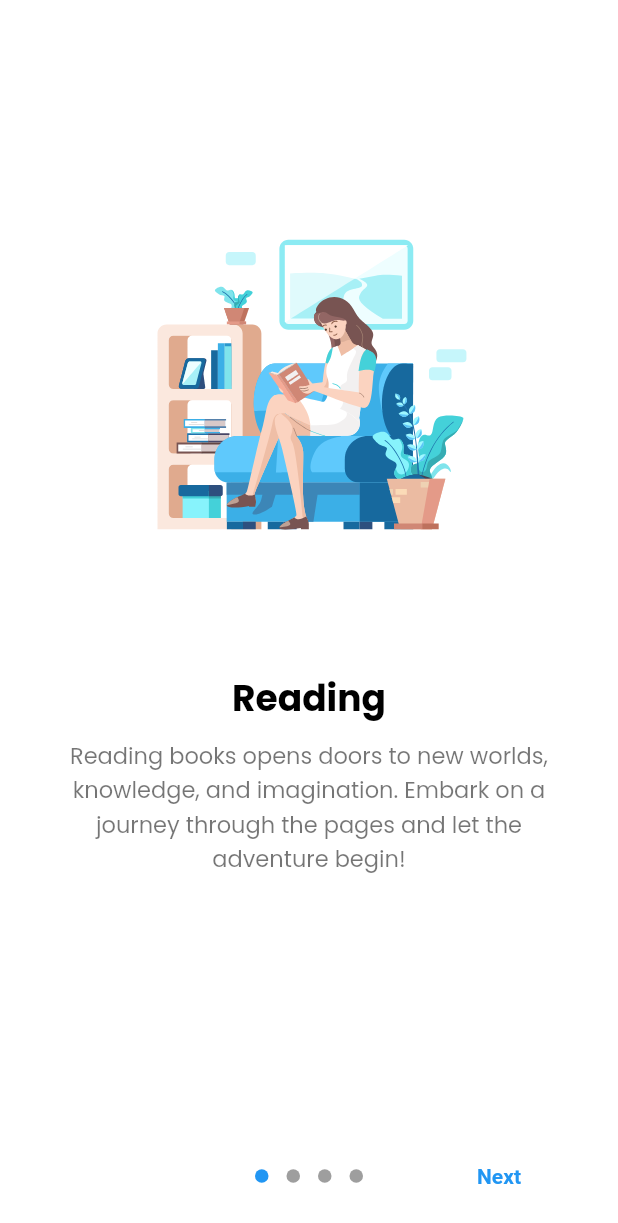
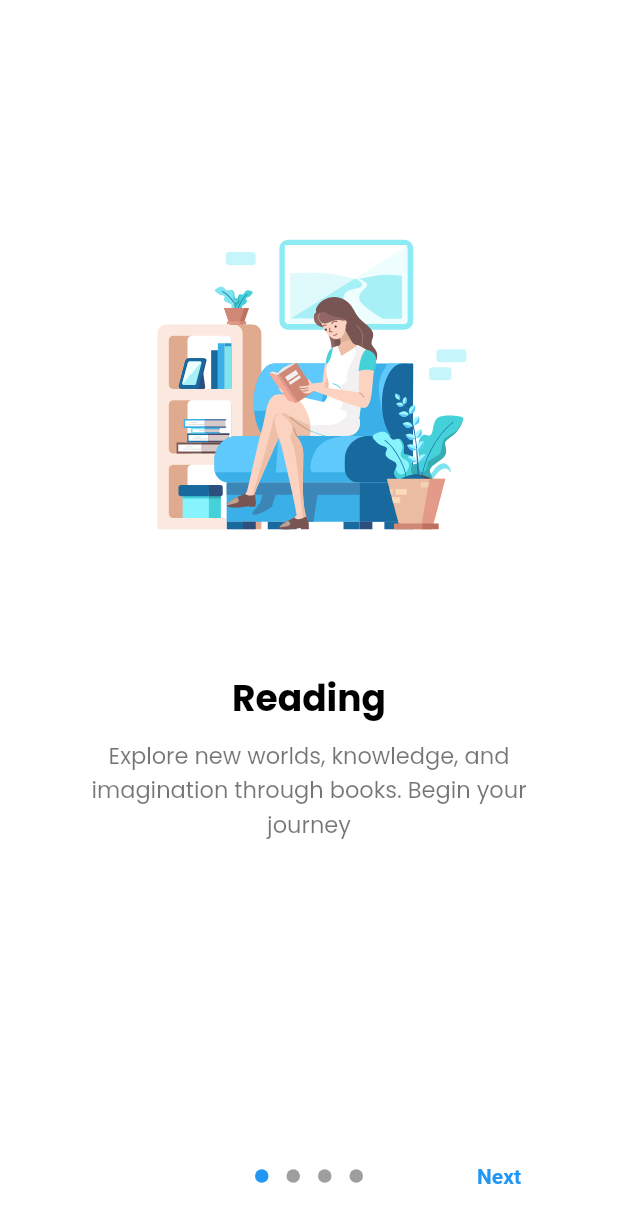
Before and after one commit to inoyamanaka/to_do_list_app, a Flutter app: the IntroductionPage screen opened directly, on a phone screen of 412 x 824 dp. Shown: the top 1223 px of the screen. Run offline on Flutter 3.47's test engine with Material 2 defaults, Android fonts, the phone set to English and light mode, and no system bars; drawn by our look-alikes of introduction_screen; our stand-ins replace auto_size_text, awesome_bottom_bar, bloc, dartz, device_preview, dio and 14 more; missing offline and left inert: swipeable_page_route, time_picker_sheet; accounts and stored records are empty; generated files the repository leaves out were written again.

Commit message:
feat(Introduction): update introduction

```diff
--- a/lib/features/auth/presentation/introduction/pages/intorduction_page.dart
+++ b/lib/features/auth/presentation/introduction/pages/intorduction_page.dart
@@ -1,10 +1,9 @@
-// ignore_for_file: avoid_redundant_argument_values, lines_longer_than_80_chars
+// ignore_for_file: avoid_redundant_argument_values, lines_longer_than_80_chars, inference_failure_on_function_invocation, inference_failure_on_instance_creation
 
-import 'package:flutter/foundation.dart';
 import 'package:flutter/material.dart';
-import 'package:google_fonts/google_fonts.dart';
 import 'package:introduction_screen/introduction_screen.dart';
-import 'package:lottie/lottie.dart';
+import 'package:to_do_list_app/features/auth/presentation/introduction/widgets/page_intro.dart';
+import 'package:to_do_list_app/features/crud/presentation/main_menu_page.dart';
 
 class IntroductionPage extends StatefulWidget {
   const IntroductionPage({super.key});
@@ -19,12 +18,13 @@ class IntroductionPageState extends State<IntroductionPage> {
     return Scaffold(
       body: IntroductionScreen(
         onDone: () {
-          if (kDebugMode) {
-            print('Done clicked');
-          }
+          Navigator.push(
+            context,
+            MaterialPageRoute(builder: (context) => const MyMenuPage()),
+          );
         },
         scrollPhysics: const ClampingScrollPhysics(),
-        showDoneButton: false,
+        showDoneButton: true,
         showNextButton: true,
         showBottomPart: true,
         next: const Text('Next', style: TextStyle(fontWeight: FontWeight.w600)),
@@ -35,81 +35,4 @@ class IntroductionPageState extends State<IntroductionPage> {
       ),
     );
   }
-
-  PageViewModel holidayPage() {
-    return PageViewModel(
-      title: 'Holiday',
-      body:
-          'Would you like to immerse yourself in the exciting world of gaming for a while? Grab your controller, join us, and lets embark on a thrilling gaming adventure together',
-      image: Center(
-        child: Lottie.asset(
-          'assets/lotties/beach.json',
-          height: 250,
-          width: 250,
-        ),
-      ),
-      decoration: getPageDecoration(),
-    );
-  }
-
-  PageViewModel sportPage() {
-    return PageViewModel(
-      title: 'Sport activity',
-      body:
-          'Would you like to immerse yourself in the exciting world of gaming for a while? Grab your controller, join us, and lets embark on a thrilling gaming adventure together',
-      image: Center(
-        child: Lottie.asset(
-          'assets/lotties/sport.json',
-          height: 250,
-          width: 250,
-        ),
-      ),
-      decoration: getPageDecoration(),
-    );
-  }
-
-  PageViewModel gamingPage() {
-    return PageViewModel(
-      title: 'Gaming',
-      body:
-          'Would you like to immerse yourself in the exciting world of gaming for a while? Grab your controller, join us, and lets embark on a thrilling gaming adventure together',
-      image: Center(
-        child: Lottie.asset(
-          'assets/lotties/gaming.json',
-          height: 250,
-          width: 250,
-        ),
-      ),
-      decoration: getPageDecoration(),
-    );
-  }
-
-  PageViewModel readingPage() {
-    return PageViewModel(
-      title: 'Reading',
-      body:
-          'Reading books opens doors to new worlds, knowledge, and imagination. Embark on a journey through the pages and let the adventure begin!',
-      image: Lottie.asset(
-        'assets/lotties/reading_book.json',
-        height: 250,
-        width: 250,
-      ),
-      decoration: getPageDecoration(),
-    );
-  }
 }
-
-PageDecoration getPageDecoration() {
-  return PageDecoration(
-    imagePadding: const EdgeInsets.only(top: 120),
-    pageColor: Colors.white,
-    bodyPadding: const EdgeInsets.only(top: 8, left: 20, right: 20),
-    titlePadding: const EdgeInsets.only(top: 50),
-    titleTextStyle: GoogleFonts.poppins(
-      color: Colors.black,
-      fontSize: 24,
-      fontWeight: FontWeight.bold,
-    ),
-    bodyTextStyle: GoogleFonts.poppins(color: Colors.black54, fontSize: 15),
-  );
-}
--- /dev/null
+++ b/lib/features/auth/presentation/introduction/widgets/page_intro.dart
@@ -0,0 +1,79 @@
+import 'package:flutter/material.dart';
+import 'package:google_fonts/google_fonts.dart';
+import 'package:introduction_screen/introduction_screen.dart';
+import 'package:lottie/lottie.dart';
+
+PageViewModel holidayPage() {
+  return PageViewModel(
+    title: 'Holiday',
+    body:
+        'Experience new horizons, adventure, and relaxation on your holiday getaway!',
+    image: Center(
+      child: Lottie.asset(
+        'assets/lotties/beach.json',
+        height: 250,
+        width: 250,
+      ),
+    ),
+    decoration: getPageDecoration(),
+  );
+}
+
+PageViewModel sportPage() {
+  return PageViewModel(
+    title: 'Sport activity',
+    body: 'Dive into the world of sports - lets play together and win!',
+    image: Center(
+      child: Lottie.asset(
+        'assets/lotties/sport.json',
+        height: 250,
+        width: 250,
+      ),
+    ),
+    decoration: getPageDecoration(),
+  );
+}
+
+PageViewModel gamingPage() {
+  return PageViewModel(
+    title: 'Gaming',
+    body: 'Join us for an epic gaming adventure - controller ready!',
+    image: Center(
+      child: Lottie.asset(
+        'assets/lotties/gaming.json',
+        height: 250,
+        width: 250,
+      ),
+    ),
+    decoration: getPageDecoration(),
+  );
+}
+
+PageViewModel readingPage() {
+  return PageViewModel(
+    title: 'Reading',
+    body:
+        'Explore new worlds, knowledge, and imagination through books. Begin your journey',
+    image: Lottie.asset(
+      'assets/lotties/reading_book.json',
+      height: 250,
+      width: 250,
+    ),
+    decoration: getPageDecoration(),
+  );
+}
+
+PageDecoration getPageDecoration() {
+  return PageDecoration(
+    imagePadding: const EdgeInsets.only(top: 120),
+    pageColor: Colors.white,
+    bodyPadding: const EdgeInsets.only(top: 8, left: 20, right: 20),
+    titlePadding: const EdgeInsets.only(top: 50),
+    titleTextStyle: GoogleFonts.poppins(
+      color: Colors.black,
+      fontSize: 24,
+      fontWeight: FontWeight.bold,
+    ),
+    bodyTextStyle: GoogleFonts.poppins(color: Colors.black54, fontSize: 15),
+  );
+}
--- a/lib/features/crud/presentation/main_menu_page.dart
+++ b/lib/features/crud/presentation/main_menu_page.dart
@@ -13,7 +13,6 @@ import 'package:to_do_list_app/features/crud/presentation/statistic/pages/statis
 
 final GlobalKey<NavigatorState> _navKey = GlobalKey<NavigatorState>();
 const items = <TabItem>[
-
   TabItem(
     icon: FontAwesomeIcons.house,
     title: 'Home',
--- /dev/null
+++ b/lib/infrastructure/navigation/navigation.dart
@@ -0,0 +1,24 @@
+// ignore_for_file: strict_raw_type
+
+import 'package:get/get.dart';
+import 'package:to_do_list_app/features/auth/presentation/introduction/pages/intorduction_page.dart';
+import 'package:to_do_list_app/features/crud/presentation/main_menu_page.dart';
+import 'package:to_do_list_app/infrastructure/navigation/routes.dart';
+
+class Nav {
+  static List<GetPage> routes = [
+    // INTRODUCTION
+    GetPage(
+      name: Routes.home,
+      page: () => const IntroductionPage(),
+      transition: Transition.cupertino,
+    ),
+
+    // MAIN
+    GetPage(
+      name: Routes.home,
+      page: () => const MyMenuPage(),
+      transition: Transition.cupertino,
+    ),
+  ];
+}
--- /dev/null
+++ b/lib/infrastructure/navigation/routes.dart
@@ -0,0 +1,5 @@
+class Routes {
+  // MAIN
+  static const intro = '/introduction';
+  static const home = '/home';
+}
--- a/pubspec.yaml
+++ b/pubspec.yaml
@@ -34,13 +34,14 @@ dependencies:
   intl: ^0.18.0
   introduction_screen: ^3.1.11
   json_annotation: ^4.8.1
+  liquid_swipe: ^3.1.0
   lottie: ^2.6.0
   mocktail: ^1.0.0
+  show_up_animation: ^2.0.0
   sizer: ^2.0.15
+  swipeable_page_route: ^0.4.0
   time_picker_sheet: ^0.0.2+1
   timelines: ^0.1.0
-  swipeable_page_route: ^0.4.0
-  show_up_animation: ^2.0.0
 
 dev_dependencies:
   bloc_test: ^9.1.2
```
Also changed, not shown: lib/app/view/app.dart (+5 -2 lines), lib/features/crud/data/datasources/local/activity_local_datasource.dart (+18 -1 lines), lib/features/crud/presentation/add/components/function.dart (added, +48 -0 lines), lib/features/crud/presentation/add/pages/add_activity_page.dart (+21 -46 lines), lib/features/crud/presentation/add/widgets/chip_card.dart (added, +8 -0 lines), lib/features/crud/presentation/home/pages/home_page.dart (+7 -34 lines), lib/features/crud/presentation/home/widgets/appbar_widget.dart (added, +43 -0 lines), lib/features/crud/presentation/schedule/pages/schedule_page.dart (+50 -16 lines), lib/features/crud/presentation/schedule/widgets/date_card.dart (+13 -7 lines), lib/features/crud/presentation/schedule/widgets/timeline_event_card.dart (+12 -3 lines).
